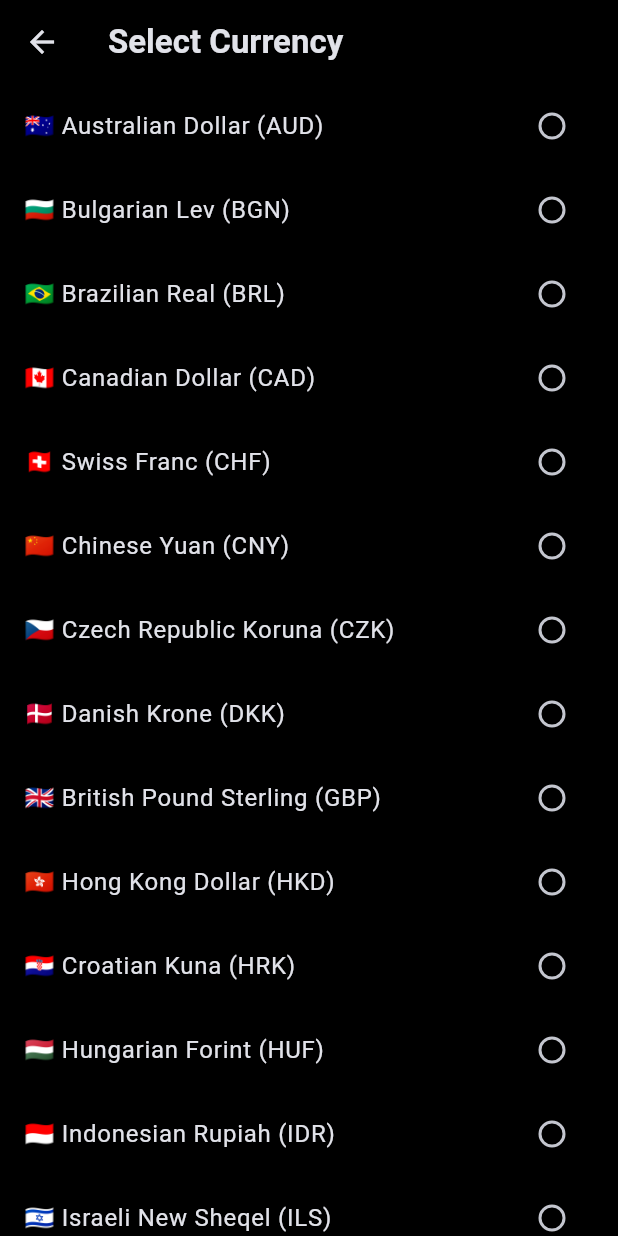
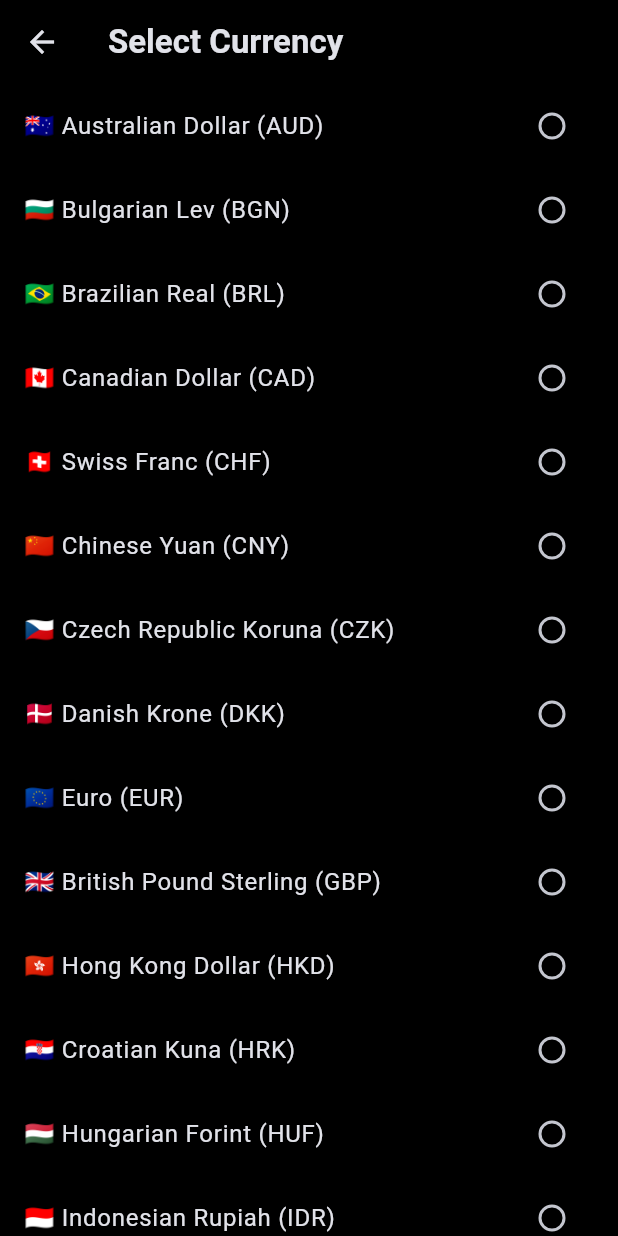
Before and after one commit to rajput-hemant/calculator, a Flutter app: the ExchangeRateScreen screen opened by its route, after a tap on "🇮🇳", on a phone screen of 412 x 824 dp. Run offline on Flutter 3.47's test engine with Material 2 defaults, Android fonts, the phone set to English and light mode, and no system bars; our stand-ins replace flutter_dotenv, flutter_riverpod, font_awesome_flutter, math_expressions, rflutter_alert, shared_preferences; accounts and stored records are empty; network calls fail.

Commit message:
fix: add euro currency model
Signed-off-by: rajput-hemant <rajput.hemant2001@gmail.com>

```diff
--- a/lib/models/currency.dart
+++ b/lib/models/currency.dart
@@ -62,6 +62,12 @@ class Currency implements Unit {
       name: "Danish Krone",
       flag: "🇩🇰",
       symbol: 'kr',
+    ),
+    Currency(
+      id: "EUR",
+      name: "Euro",
+      flag: "🇪🇺",
+      symbol: '€',
     ),
     Currency(
       id: "GBP",
--- a/lib/screens/exchange_rate_screen.dart
+++ b/lib/screens/exchange_rate_screen.dart
@@ -28,8 +28,8 @@ class _ExchangeRateScreenState extends ConsumerState<ExchangeRateScreen> {
   bool isFirstFieldSelected = true;
   bool isFirstLabelSelected = true;
 
-  int firstFieldIndex = 14;
-  int secondFieldIndex = 30;
+  int firstFieldIndex = 15;
+  int secondFieldIndex = 31;
 
   void convert() async {
     String from = Currency.currenciesList[firstFieldIndex].id;
```
